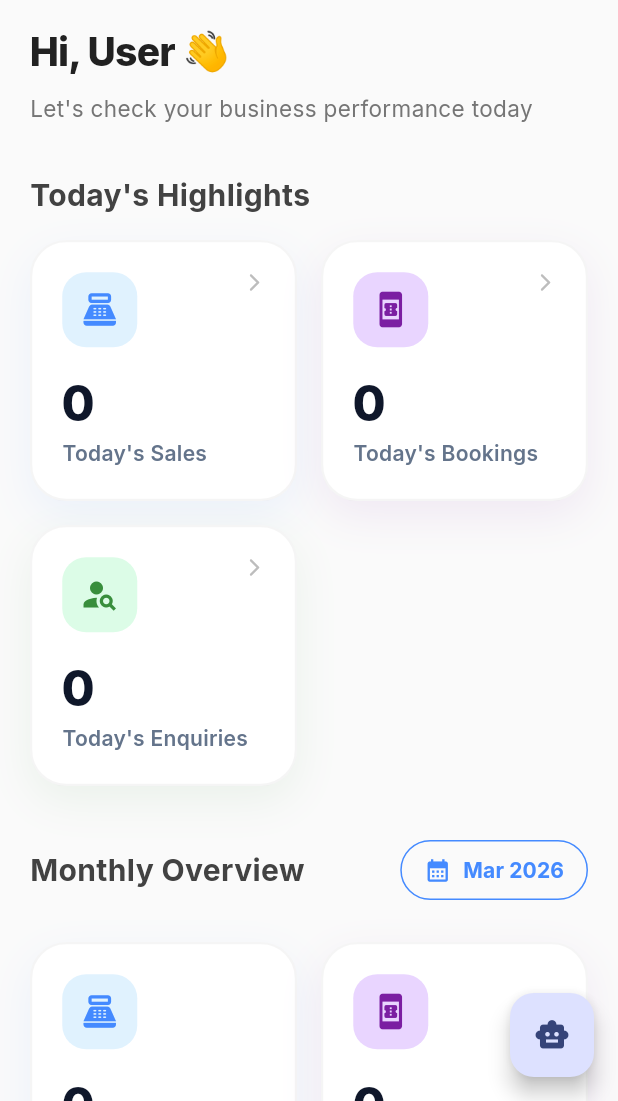
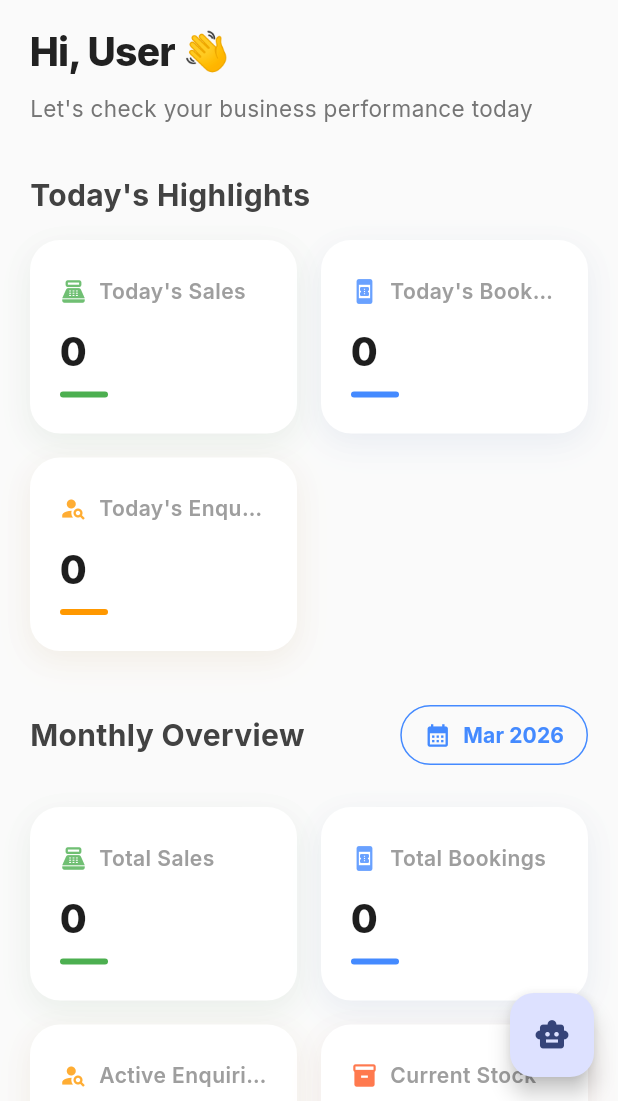
Before and after one commit to Parthi777/Android-App, a Flutter app: the DashboardPage screen opened by its route, on a phone screen of 412 x 824 dp, the part 135-1236 px from its top. Run offline on Flutter 3.47's test engine with Material 3 defaults, Android fonts, the phone set to English and light mode, and no system bars; our stand-ins replace csv, firebase_auth, firebase_core, fl_chart, flutter_hooks, flutter_riverpod and 12 more; missing offline and left inert: googleapis; accounts and stored records are empty.

Commit message:
UI Optimization: Revert KPI Card to the previous layout based on user feedback

```diff
--- a/ai_business_manager/lib/pages/dashboard/dashboard_page.dart
+++ b/ai_business_manager/lib/pages/dashboard/dashboard_page.dart
@@ -101,8 +101,7 @@ class DashboardPage extends HookConsumerWidget {
                       title: "Today's Sales",
                       value: stats.todaySalesCount.toString(),
                       icon: Icons.point_of_sale,
-                      iconColor: Colors.blueAccent,
-                      backgroundColor: const Color(0xFFE0F2FE), // Soft Blue
+                      color: Colors.green,
                       onTap: () {
                         Navigator.push(
                           context,
@@ -122,8 +121,7 @@ class DashboardPage extends HookConsumerWidget {
                       title: "Today's Bookings",
                       value: stats.todayBookingsCount.toString(),
                       icon: Icons.book_online,
-                      iconColor: Colors.purple.shade700,
-                      backgroundColor: const Color(0xFFE9D5FF), // Soft Purple
+                      color: Colors.blueAccent,
                       onTap: () {
                         Navigator.push(
                           context,
@@ -147,8 +145,7 @@ class DashboardPage extends HookConsumerWidget {
                       title: "Today's Enquiries",
                       value: stats.todayEnquiriesCount.toString(),
                       icon: Icons.person_search,
-                      iconColor: Colors.green.shade700,
-                      backgroundColor: const Color(0xFFDCFCE7), // Mint Green
+                      color: Colors.orange,
                       onTap: () {
                         Navigator.push(
                           context,
@@ -251,8 +248,7 @@ class DashboardPage extends HookConsumerWidget {
                       title: "Total Sales",
                       value: stats.monthlySalesCount.toString(),
                       icon: Icons.point_of_sale,
-                      iconColor: Colors.blueAccent,
-                      backgroundColor: const Color(0xFFE0F2FE), // Soft Blue
+                      color: Colors.green,
                     ),
                   ),
                   const SizedBox(width: 16),
@@ -261,8 +257,7 @@ class DashboardPage extends HookConsumerWidget {
                       title: "Total Bookings",
                       value: stats.monthlyBookingsCount.toString(),
                       icon: Icons.book_online,
-                      iconColor: Colors.purple.shade700,
-                      backgroundColor: const Color(0xFFE9D5FF), // Soft Purple
+                      color: Colors.blueAccent,
                     ),
                   ),
                 ],
@@ -275,8 +270,7 @@ class DashboardPage extends HookConsumerWidget {
                       title: "Active Enquiries",
                       value: stats.activeEnquiriesCount.toString(),
                       icon: Icons.person_search,
-                      iconColor: Colors.green.shade700,
-                      backgroundColor: const Color(0xFFDCFCE7), // Mint Green
+                      color: Colors.orange,
                     ),
                   ),
                   const SizedBox(width: 16),
@@ -285,8 +279,7 @@ class DashboardPage extends HookConsumerWidget {
                       title: 'Current Stock',
                       value: stats.currentStockCount.toString(),
                       icon: Icons.inventory_2,
-                      iconColor: Colors.deepOrange,
-                      backgroundColor: const Color(0xFFFFEDD5), // Light Orange
+                      color: Colors.deepOrange,
                     ),
                   ),
                 ],
--- a/ai_business_manager/lib/widgets/kpi_card.dart
+++ b/ai_business_manager/lib/widgets/kpi_card.dart
@@ -4,8 +4,7 @@ class KPICard extends StatelessWidget {
   final String title;
   final String value;
   final IconData icon;
-  final Color iconColor;
-  final Color backgroundColor;
+  final Color color;
   final VoidCallback? onTap;
 
   const KPICard({
@@ -13,8 +12,7 @@ class KPICard extends StatelessWidget {
     required this.title,
     required this.value,
     required this.icon,
-    required this.iconColor,
-    required this.backgroundColor,
+    required this.color,
     this.onTap,
   });
 
@@ -22,70 +20,68 @@ class KPICard extends StatelessWidget {
   Widget build(BuildContext context) {
     return InkWell(
       onTap: onTap,
-      borderRadius: BorderRadius.circular(24),
+      borderRadius: BorderRadius.circular(20),
       child: Container(
         decoration: BoxDecoration(
           color: Colors.white,
-          borderRadius: BorderRadius.circular(24),
-          border: Border.all(
-            color: Colors.grey.withValues(alpha: 0.1),
-            width: 1.5,
-          ),
+          borderRadius: BorderRadius.circular(20),
           boxShadow: [
             BoxShadow(
-              color: iconColor.withValues(alpha: 0.08),
-              blurRadius: 24,
-              offset: const Offset(0, 10),
+              color: Colors.black.withOpacity(0.03),
+              blurRadius: 15,
+              offset: const Offset(0, 5),
+              spreadRadius: 1,
+            ),
+            BoxShadow(
+              color: color.withOpacity(0.05),
+              blurRadius: 20,
+              offset: const Offset(0, 8),
             ),
           ],
         ),
-        padding: const EdgeInsets.all(20),
+        padding: const EdgeInsets.symmetric(horizontal: 20, vertical: 24),
         child: Column(
           crossAxisAlignment: CrossAxisAlignment.start,
           mainAxisAlignment: MainAxisAlignment.center,
           children: [
             Row(
-              mainAxisAlignment: MainAxisAlignment.spaceBetween,
-              crossAxisAlignment: CrossAxisAlignment.start,
               children: [
-                Container(
-                  padding: const EdgeInsets.all(12),
-                  decoration: BoxDecoration(
-                    color: backgroundColor, // Use the passed pastel color
-                    borderRadius: BorderRadius.circular(16),
+                Icon(icon, color: color.withOpacity(0.8), size: 18),
+                const SizedBox(width: 8),
+                Expanded(
+                  child: Text(
+                    title,
+                    style: TextStyle(
+                      fontSize: 14,
+                      fontWeight: FontWeight.w600,
+                      color: Colors.grey[500],
+                      letterSpacing: 0.3,
+                    ),
+                    maxLines: 1,
+                    overflow: TextOverflow.ellipsis,
                   ),
-                  child: Icon(icon, color: iconColor, size: 26),
                 ),
-                if (onTap != null)
-                  Icon(
-                    Icons.arrow_forward_ios_rounded,
-                    color: Colors.grey.shade400,
-                    size: 14,
-                  ),
               ],
             ),
-            const SizedBox(height: 20),
+            const SizedBox(height: 12),
             Text(
               value,
               style: const TextStyle(
-                fontSize: 32,
+                fontSize: 26,
                 fontWeight: FontWeight.w800,
-                color: Color(0xFF0F172A),
-                letterSpacing: -1.0,
-                height: 1.1,
+                color: Color(0xFF1E1E1E), // Darker, crisper text
+                letterSpacing: -0.5,
               ),
             ),
-            const SizedBox(height: 6),
-            Text(
-              title,
-              style: const TextStyle(
-                fontSize: 14,
-                fontWeight: FontWeight.w600,
-                color: Color(0xFF64748B),
-                letterSpacing: 0.2,
+            const SizedBox(height: 8),
+            // Adding a subtle decorative line at the bottom
+            Container(
+              height: 4,
+              width: 32,
+              decoration: BoxDecoration(
+                color: color,
+                borderRadius: BorderRadius.circular(2),
               ),
-              maxLines: 2,
-              overflow: TextOverflow.ellipsis,
             ),
           ],
         ),
```
